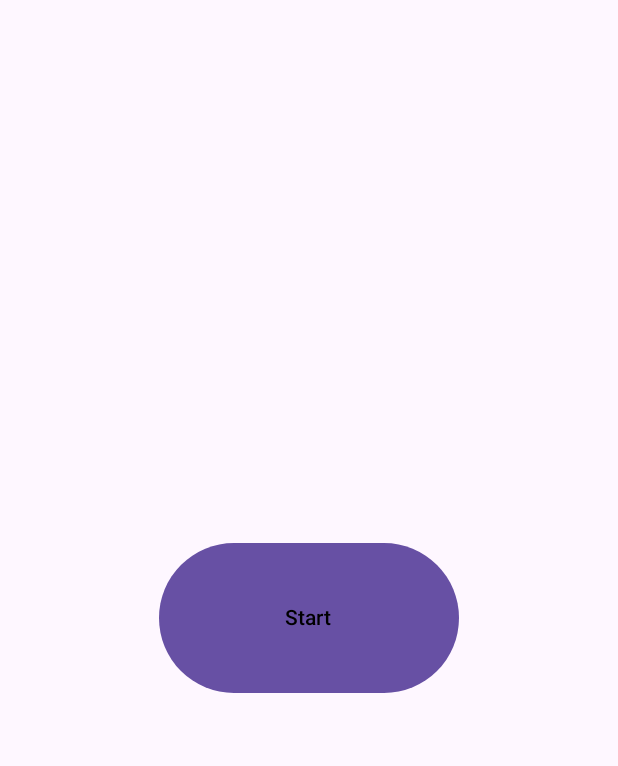
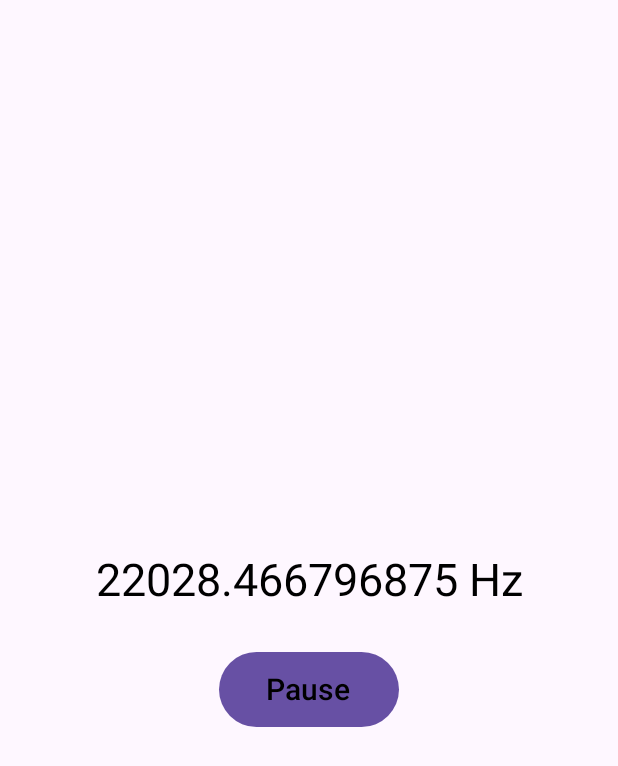
Before and after one commit to the-denisflow/spectral_analysis_app, an Android app built with Jetpack Compose: the screen it shows after launch (MainActivity), after a tap on "Start", on a phone screen of 412 x 824 dp. Shown: the top 766 px of the screen. Run offline under Robolectric (Android 15) with nearby library versions, the phone set to English and light mode, and no system bars; our stand-ins replace Dagger/Hilt's generated code; libraries missing offline, so code that uses them is left out: org.jtransforms.fft; 2 statements that could not run were skipped.

Commit message:
feat(dsp): display real-time peak frequency from AudioRecord

```diff
--- a/app/src/main/java/com/example/kotlin_app/data/datasource/audio/AudioRecorderImpl.kt
+++ b/app/src/main/java/com/example/kotlin_app/data/datasource/audio/AudioRecorderImpl.kt
@@ -6,19 +6,17 @@ import android.content.pm.PackageManager
 import android.media.AudioFormat
 import android.media.AudioRecord
 import android.media.MediaRecorder
-
 import androidx.core.app.ActivityCompat
 import com.example.kotlin_app.util.core.common.resource.RecordResource
 import com.example.kotlin_app.util.core.logging.Logger
-
 import kotlinx.coroutines.Dispatchers
-import kotlinx.coroutines.Job
+import kotlinx.coroutines.currentCoroutineContext
 import kotlinx.coroutines.delay
 import kotlinx.coroutines.flow.Flow
 import kotlinx.coroutines.flow.flow
 import kotlinx.coroutines.flow.flowOn
 import kotlinx.coroutines.isActive
-import kotlin.coroutines.coroutineContext
+import kotlin.time.Duration.Companion.milliseconds
 
 class AudioRecorderImpl (
     private val logger: Logger,
@@ -55,11 +53,11 @@ class AudioRecorderImpl (
 
       return flow {
           val buf = ShortArray(sampleSize)
-          while (coroutineContext.isActive && recorder?.recordingState == AudioRecord.RECORDSTATE_RECORDING) {
+          while (currentCoroutineContext().isActive && recorder?.recordingState == AudioRecord.RECORDSTATE_RECORDING) {
               recorder?.read(buf, 0, buf.size) ?: 0
               emit(RecordResource.Success(data = buf))
               logger.info("current Amplitude ${buf.last()}")
-              delay(uiDelay)
+              delay(uiDelay.milliseconds)
           }
       }.flowOn(Dispatchers.IO)
     }
--- a/app/src/main/java/com/example/kotlin_app/presentation/fft_spectrum/component/AudioRecordView.kt
+++ b/app/src/main/java/com/example/kotlin_app/presentation/fft_spectrum/component/AudioRecordView.kt
@@ -1,8 +1,13 @@
 package com.example.kotlin_app.presentation.fft_spectrum.component
 
-import androidx.compose.foundation.layout.Box
+import androidx.compose.foundation.background
+import androidx.compose.foundation.layout.Arrangement
+import androidx.compose.foundation.layout.Column
+import androidx.compose.foundation.layout.Row
 import androidx.compose.foundation.layout.fillMaxSize
+import androidx.compose.foundation.layout.fillMaxWidth
 import androidx.compose.foundation.layout.height
+import androidx.compose.foundation.layout.padding
 import androidx.compose.foundation.layout.width
 import androidx.compose.material3.Button
 import androidx.compose.material3.Text
@@ -10,21 +15,54 @@ import androidx.compose.runtime.Composable
 import androidx.compose.ui.Alignment
 import androidx.compose.ui.Modifier
 import androidx.compose.ui.graphics.Color
-import androidx.compose.ui.unit.dp
+import androidx.compose.ui.tooling.preview.Preview
+import com.example.kotlin_app.presentation.fft_spectrum.state.FrequencyUiState
 
 @Composable
 fun AudioRecordView(
+    frequencyState: FrequencyUiState,
     modifier: Modifier = Modifier,
-    onClickListener: () -> Unit
+    onClickListener: () -> Unit = {}
 ) {
-    Box(
+    Column(
         modifier = modifier.fillMaxSize(),
-        contentAlignment = Alignment.Center
+        verticalArrangement = Arrangement.Center,
+        horizontalAlignment = Alignment.CenterHorizontally
     ) {
-        Button(onClick =  { onClickListener() },
-            modifier = Modifier.width(200.dp).height(100.dp)
+        Row(
+            modifier = Modifier
+                .fillMaxWidth()
+                .padding(Dimens.QUENCY_TEXT_MARGIN),
+            horizontalArrangement = Arrangement.Center
+
         ) {
-            Text(text = "Start", color = Color.Black)
+            Text(
+                text = if (frequencyState.frequecy != null) "${frequencyState.frequecy}" else "__",
+                fontSize = Dimens.FREQUENCY_TEXT_FONT_SIZE
+            )
+            Text(
+                text = " Hz",
+                fontSize = Dimens.FREQUENCY_TEXT_FONT_SIZE
+            )
+        }
+
+        Button(
+            onClick = { onClickListener() },
+            modifier = Modifier
+                .width(Dimens.STARTBUTTON_WIDTH)
+                .height(Dimens.STARTBUTTON_HEIGHT)
+        ) {
+            Text(text = if (!frequencyState.isRecording) "Start" else "Pause", color = Color.Black, fontSize = Dimens.STARTBUTTON_FONT_SIZE)
         }
     }
 }
+
+@Preview
+@Composable
+fun AudioRecordViewPreview() {
+    val mockFrequency = FrequencyUiState(true, 55.0)
+    AudioRecordView(
+        mockFrequency,
+        Modifier.background(Color.White)
+    )
+}
--- /dev/null
+++ b/app/src/main/java/com/example/kotlin_app/presentation/fft_spectrum/component/Dimens.kt
@@ -0,0 +1,12 @@
+package com.example.kotlin_app.presentation.fft_spectrum.component
+
+import androidx.compose.ui.unit.dp
+import androidx.compose.ui.unit.sp
+
+object Dimens {
+    val QUENCY_TEXT_MARGIN = 30.dp
+    val FREQUENCY_TEXT_FONT_SIZE = 30.sp
+    val STARTBUTTON_WIDTH = 120.dp
+    val STARTBUTTON_HEIGHT = 50.dp
+    val STARTBUTTON_FONT_SIZE = 20.sp
+}
--- a/app/src/main/java/com/example/kotlin_app/presentation/fft_spectrum/fragment/AudioRecordFragment.kt
+++ b/app/src/main/java/com/example/kotlin_app/presentation/fft_spectrum/fragment/AudioRecordFragment.kt
@@ -6,10 +6,12 @@ import androidx.fragment.app.Fragment
 import android.view.LayoutInflater
 import android.view.View
 import android.view.ViewGroup
+import androidx.compose.runtime.getValue
 import androidx.compose.ui.platform.ComposeView
 import androidx.compose.ui.platform.ViewCompositionStrategy
 import androidx.fragment.app.viewModels
 import androidx.lifecycle.Lifecycle
+import androidx.lifecycle.compose.collectAsStateWithLifecycle
 import androidx.lifecycle.lifecycleScope
 import androidx.lifecycle.repeatOnLifecycle
 import com.example.kotlin_app.presentation.fft_spectrum.component.AudioRecordView
@@ -40,20 +42,15 @@ class AudioRecordFragment : Fragment() {
         inflater: LayoutInflater, container: ViewGroup?,
         savedInstanceState: Bundle?
     ): View {
-
-        viewLifecycleOwner.lifecycleScope.launch {
-            viewLifecycleOwner.repeatOnLifecycle(Lifecycle.State.STARTED) {
-                fftTransformViewModel.transformedData.collectLatest { arr ->
-                    logger.info("micData: ${arr.contentToString()}")
-                }
-            }
-        }
         return ComposeView(requireContext()).apply {
             setViewCompositionStrategy(
                 ViewCompositionStrategy.DisposeOnViewTreeLifecycleDestroyed
             )
             setContent {
-                AudioRecordView(onClickListener = { fftTransformViewModel.startRecording() })
+                val state by fftTransformViewModel.uiState.collectAsStateWithLifecycle()
+                AudioRecordView(
+                    frequencyState = state,
+                    onClickListener = fftTransformViewModel::toggleRecordingState)
             }
         }
     }
--- /dev/null
+++ b/app/src/main/java/com/example/kotlin_app/presentation/fft_spectrum/state/FrequencyUiState.kt
@@ -0,0 +1,7 @@
+package com.example.kotlin_app.presentation.fft_spectrum.state
+
+data class FrequencyUiState(
+    val isRecording: Boolean = false,
+    val frequecy: Double? = null,
+    val error: String? = null
+)
--- a/app/src/main/java/com/example/kotlin_app/presentation/fft_spectrum/viewmodel/FftTransformViewModel.kt
+++ b/app/src/main/java/com/example/kotlin_app/presentation/fft_spectrum/viewmodel/FftTransformViewModel.kt
@@ -1,9 +1,10 @@
 package com.example.kotlin_app.presentation.fft_spectrum.viewmodel
 
 import androidx.lifecycle.ViewModel
+import com.example.kotlin_app.presentation.fft_spectrum.state.FrequencyUiState
 import kotlinx.coroutines.flow.StateFlow
 
 abstract class FftTransformViewModel: ViewModel() {
-    abstract val transformedData: StateFlow<ShortArray>
-    abstract fun startRecording()
+    abstract val uiState: StateFlow<FrequencyUiState>
+    abstract fun toggleRecordingState()
 }
--- a/app/src/main/java/com/example/kotlin_app/presentation/fft_spectrum/viewmodel/FftTransformViewModelImpl.kt
+++ b/app/src/main/java/com/example/kotlin_app/presentation/fft_spectrum/viewmodel/FftTransformViewModelImpl.kt
@@ -1,23 +1,31 @@
 package com.example.kotlin_app.presentation.fft_spectrum.viewmodel
 
-import androidx.lifecycle.ViewModel
 import androidx.lifecycle.viewModelScope
+import com.example.kotlin_app.data.datasource.audio.AudioRecorderImpl
 import com.example.kotlin_app.util.core.common.resource.RecordResource
 import com.example.kotlin_app.domain.repository.MicBufferRepository
+import com.example.kotlin_app.presentation.fft_spectrum.state.FrequencyUiState
+import com.example.kotlin_app.util.core.common.computation.computeFFT
+import com.example.kotlin_app.util.core.common.computation.findPeakFrequency
 import dagger.hilt.android.lifecycle.HiltViewModel
+import kotlinx.coroutines.Dispatchers
 import kotlinx.coroutines.flow.MutableStateFlow
 import kotlinx.coroutines.flow.StateFlow
+import kotlinx.coroutines.flow.asStateFlow
 import kotlinx.coroutines.flow.filterIsInstance
 import kotlinx.coroutines.flow.launchIn
 import kotlinx.coroutines.flow.map
 import kotlinx.coroutines.flow.onEach
+import kotlinx.coroutines.flow.update
+import kotlinx.coroutines.withContext
 import javax.inject.Inject
 
 @HiltViewModel
 class FftTransformViewModelImpl @Inject constructor(private val micBufferRepository: MicBufferRepository) :
-   FftTransformViewModel() {
-    private val _transformedData = MutableStateFlow<ShortArray>(ShortArray(0))
-    override val transformedData: StateFlow<ShortArray> = _transformedData
+    FftTransformViewModel() {
+    private val _isRecording = MutableStateFlow<Boolean>(false)
+    private val _uiState = MutableStateFlow<FrequencyUiState>(FrequencyUiState())
+    override val uiState: StateFlow<FrequencyUiState> = _uiState.asStateFlow()
 
     init {
         getTransformedData()
@@ -28,16 +36,27 @@ class FftTransformViewModelImpl @Inject constructor(private val micBufferReposit
         micBufferRepository.getMicBuffer()
             .filterIsInstance<RecordResource.Success>()
             .map { it.data.copyOf() }
-//            .map { data ->
-//                withContext(Dispatchers.Default) {
-//                    fft(data)
-//                }
-//            }
-            .onEach { _transformedData.value = it }
+            .map { data ->
+                withContext(Dispatchers.IO) {
+                    computeFFT(data, AudioRecorderImpl.sampleRate.toDouble())
+                }
+            }
+            .onEach {
+                _uiState.value =
+                    FrequencyUiState(isRecording = true, frequecy = findPeakFrequency(it))
+            }
             .launchIn(viewModelScope)
     }
 
-    override fun startRecording() {
-        micBufferRepository.isRecording.value = true
+    override fun toggleRecordingState() {
+        _isRecording.update {
+            !it
+        }
+
+        micBufferRepository.isRecording.value = _isRecording.value
+
+        _uiState.update {
+            it.copy(isRecording = _isRecording.value)
+        }
     }
 }
--- a/app/src/main/java/com/example/kotlin_app/util/core/common/computation/utils.kt
+++ b/app/src/main/java/com/example/kotlin_app/util/core/common/computation/utils.kt
@@ -2,20 +2,24 @@ package com.example.kotlin_app.util.core.common.computation
 
 import com.example.kotlin_app.domain.model.Spectrum
 import org.jtransforms.fft.DoubleFFT_1D
+import kotlin.math.PI
+import kotlin.math.cos
 import kotlin.math.sqrt
 
-fun computeFFT(input: DoubleArray, samplingRate: Double): Spectrum {
+fun computeFFT(input: ShortArray, samplingRate: Double): Spectrum {
+    val windowedInput = hannWindow(input)
+
     val n = input.size
     require(n > 1 && n % 128 == 0) { "Input size must be a power of 128" }
 
     val fft = DoubleFFT_1D(n.toLong())
-    fft.realForward(input)
+    fft.realForward(windowedInput)
 
     val mags = ArrayList<Double>()
 
     for (k in 0 until n/2) {
-        val re = input[2*k]
-        val im = input[2*k+1]
+        val re = windowedInput[2*k]
+        val im = windowedInput[2*k+1]
         val mag = sqrt(re*re + im*im)
         mags.add(mag)
     }
@@ -24,3 +28,19 @@ fun computeFFT(input: DoubleArray, samplingRate: Double): Spectrum {
 
     return Spectrum(mags, frequencies)
 }
+
+/** Applies a Hann window to reduce spectral leakage. */
+fun hannWindow(samples: ShortArray): DoubleArray {
+    val n = samples.size
+    return DoubleArray(n) { i ->
+        val w = 0.5 * (1 - cos(2.0 * PI * i / (n - 1)))
+        samples[i] / 32768.0 * w
+    }
+}
+
+/** Finds out the peak frequency **/
+fun findPeakFrequency(spectrum: Spectrum): Double {
+    val maxMagnitude = spectrum.magnitudes.max()
+    val indexPeakFrequency = spectrum.magnitudes.lastIndexOf(maxMagnitude)
+    return spectrum.frequencies[indexPeakFrequency]
+}
--- a/gradle/libs.versions.toml
+++ b/gradle/libs.versions.toml
@@ -1,6 +1,6 @@
 [versions]
 agp = "8.6.0"
-kotlin = "1.9.0"
+kotlin = "1.9.25"
 coreKtx = "1.16.0"
 junit = "4.13.2"
 junitVersion = "1.2.1"
```
